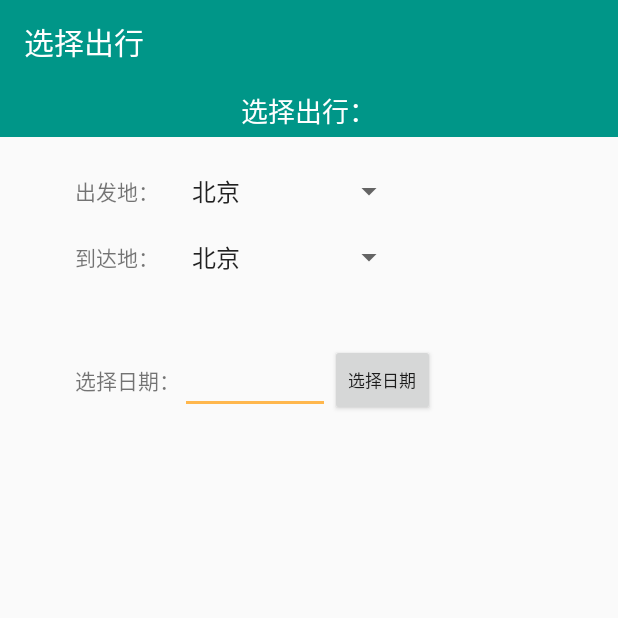
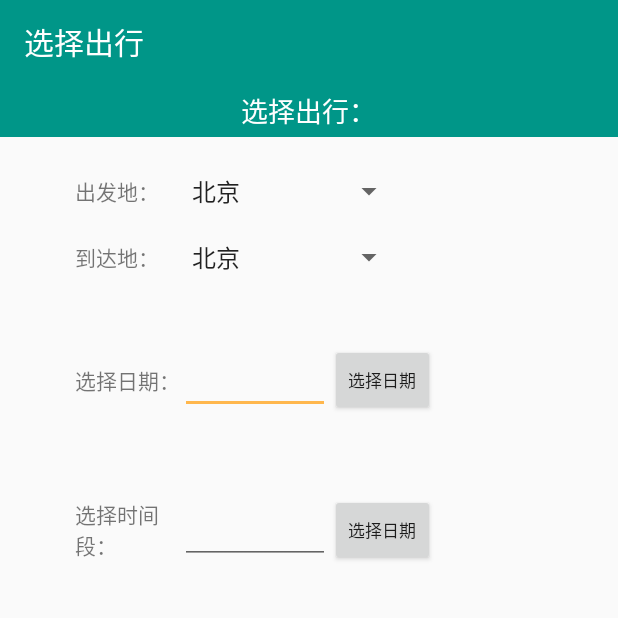
Before and after one commit to Magic-Geek/ThackMaster, an Android app: the screen it shows after launch (SearchActivity), after a tap on "GO GO GO", on a phone screen of 412 x 824 dp, the top half of it. Run offline under Robolectric (Android 15) with nearby library versions, the light colour scheme and no system bars.

Commit message:
添加timepicker之前

```diff
--- a/app/build.gradle
+++ b/app/build.gradle
@@ -1,4 +1,5 @@
 apply plugin: 'com.android.model.application'
+//apply plugin: 'org.bitbucket.pvoid.android-apt'
 model {
 
     def signConf
@@ -71,4 +72,7 @@ dependencies {
     compile 'com.android.support:cardview-v7:23.0.1'
     compile 'com.android.support:recyclerview-v7:23.0.1'
     compile 'org.xutils:xutils:3.3.36'
+
+//    compile 'com.github.hotchemi:permissionsdispatcher:2.0.8'
+//    apt 'com.github.hotchemi:permissionsdispatcher-processor:2.0.8'
 }
--- a/app/src/main/java/com/hit/geek/thackmaster/SearchActivity.java
+++ b/app/src/main/java/com/hit/geek/thackmaster/SearchActivity.java
@@ -29,10 +29,14 @@ public class SearchActivity extends AppCompatActivity {
 
     private EditText dateEditText;
     private Button dateButton;
+    private EditText timeEditText;
+    private Button timeButton;
 
-    private static int year;
-    private static int month;
-    private static int day;
+    private static int departYear;
+    private static int departMonth;
+    private static int departDay;
+
+
 
     public static final String[] departList = {"北京","杭州","西雅图","旧金山","拉斯维加斯","莫斯科","伦敦"};
     public static final String[] arriveList = {"北京","杭州","西雅图","旧金山","拉斯维加斯","莫斯科","伦敦"};
@@ -107,19 +111,28 @@ public class SearchActivity extends AppCompatActivity {
                     @Override
                     public void onDateSet(DatePicker view, int year, int monthOfYear, int dayOfMonth) {
 
-                        SearchActivity.year=year;
-                        SearchActivity.month=monthOfYear+1;
-                        SearchActivity.day=dayOfMonth;
+                        SearchActivity.departYear=year;
+                        SearchActivity.departMonth=monthOfYear+1;
+                        SearchActivity.departDay=dayOfMonth;
 
-                        dateEditText.setText(year+"-"+month+"-"+day);
+                        dateEditText.setText(year+"-"+monthOfYear+"-"+dayOfMonth);
                     }
                 },calendar.get(Calendar.YEAR),calendar.get(Calendar.MONTH),calendar.get(Calendar.DAY_OF_MONTH)).show();
             }
         });
 
 
+        timeEditText = (EditText)findViewById(R.id.time_edittext);
+        timeButton = (Button)findViewById(R.id.time_button);
 
-
+//        timeButton.setOnClickListener(new View.OnClickListener(){
+//            @Override
+//            public void onClick(View v){
+//                new TimePickerDialog(SearchActivity.this,new TimePickerDialog.OnTimeSetListener(){
+//
+//                })
+//            }
+//        });
 
     }
 }
--- a/app/src/main/res/layout/activity_search.xml
+++ b/app/src/main/res/layout/activity_search.xml
@@ -122,6 +122,37 @@
 
         </LinearLayout>
 
+        <LinearLayout
+            android:layout_width="match_parent"
+            android:layout_height="60dp"
+            android:orientation="horizontal"
+            android:layout_marginTop="40dp">
+
+            <TextView
+                android:layout_width="70dp"
+                android:layout_height="wrap_content"
+                android:layout_marginLeft="50dp"
+                android:layout_gravity="center_vertical"
+                android:text="选择时间段："
+                />
+            <EditText
+                android:layout_width="100dp"
+                android:layout_height="wrap_content"
+                android:layout_gravity="center_vertical"
+                android:id="@+id/time_edittext"
+                />
+            <Button
+                android:layout_width="70dp"
+                android:layout_height="wrap_content"
+                android:layout_gravity="center_vertical"
+                android:text="选择日期"
+                android:textSize="11sp"
+                android:id="@+id/time_button"
+
+                />
+
+        </LinearLayout>
+
 
 
     </LinearLayout>
--- a/build.gradle
+++ b/build.gradle
@@ -6,6 +6,7 @@ buildscript {
     }
     dependencies {
         classpath 'com.android.tools.build:gradle-experimental:0.4.0'
+//        classpath 'org.bitbucket.pvoid:android-apt-experemental:1.0'
         // NOTE: Do not place your application dependencies here; they belong
         // in the individual module build.gradle files
     }
```
